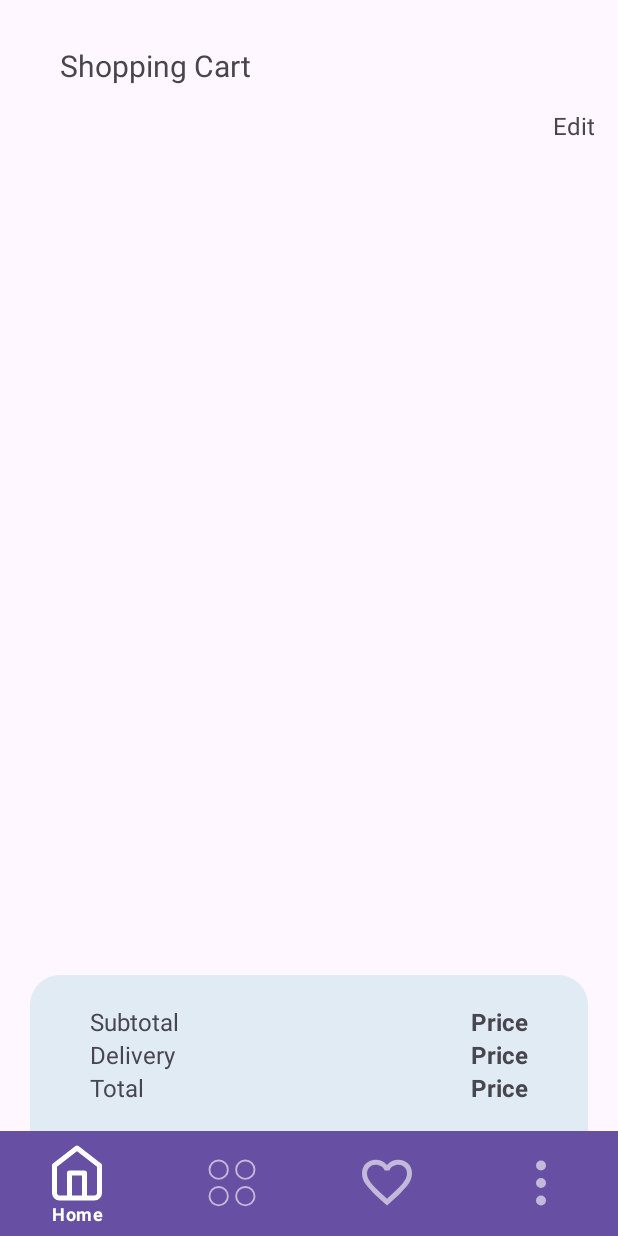
After one commit to Andrew285/ShoppingAndroidApp, an Android app: the fragment CartFragment placed in its activity, on a phone screen of 412 x 824 dp. The commit adds this screen. Run offline under Robolectric (Android 15) with nearby library versions, the phone set to English and light mode, and no system bars; 1 statement that could not run was skipped.

Commit message:
created CartFragment

```diff
--- /dev/null
+++ b/app/src/main/java/com/example/shoppingapp/view/CartFragment.kt
@@ -0,0 +1,60 @@
+package com.example.shoppingapp.view
+
+import android.os.Bundle
+import androidx.fragment.app.Fragment
+import android.view.LayoutInflater
+import android.view.View
+import android.view.ViewGroup
+import com.example.shoppingapp.R
+
+// TODO: Rename parameter arguments, choose names that match
+// the fragment initialization parameters, e.g. ARG_ITEM_NUMBER
+private const val ARG_PARAM1 = "param1"
+private const val ARG_PARAM2 = "param2"
+
+/**
+ * A simple [Fragment] subclass.
+ * Use the [CartFragment.newInstance] factory method to
+ * create an instance of this fragment.
+ */
+class CartFragment : Fragment() {
+    // TODO: Rename and change types of parameters
+    private var param1: String? = null
+    private var param2: String? = null
+
+    override fun onCreate(savedInstanceState: Bundle?) {
+        super.onCreate(savedInstanceState)
+        arguments?.let {
+            param1 = it.getString(ARG_PARAM1)
+            param2 = it.getString(ARG_PARAM2)
+        }
+    }
+
+    override fun onCreateView(
+        inflater: LayoutInflater, container: ViewGroup?,
+        savedInstanceState: Bundle?
+    ): View? {
+        // Inflate the layout for this fragment
+        return inflater.inflate(R.layout.fragment_cart, container, false)
+    }
+
+    companion object {
+        /**
+         * Use this factory method to create a new instance of
+         * this fragment using the provided parameters.
+         *
+         * @param param1 Parameter 1.
+         * @param param2 Parameter 2.
+         * @return A new instance of fragment CartFragment.
+         */
+        // TODO: Rename and change types and number of parameters
+        @JvmStatic
+        fun newInstance(param1: String, param2: String) =
+            CartFragment().apply {
+                arguments = Bundle().apply {
+                    putString(ARG_PARAM1, param1)
+                    putString(ARG_PARAM2, param2)
+                }
+            }
+    }
+}
--- a/app/src/main/java/com/example/shoppingapp/view/HomeFragment.kt
+++ b/app/src/main/java/com/example/shoppingapp/view/HomeFragment.kt
@@ -29,7 +29,12 @@ class HomeFragment : Fragment() {
         inflater: LayoutInflater, container: ViewGroup?,
         savedInstanceState: Bundle?
     ): View {
-        binding = FragmentHomeBinding.inflate(inflater,container,false);
+        binding = FragmentHomeBinding.inflate(inflater,container,false)
+
+        binding.shoppingCartImageButton.setOnClickListener{
+            parentFragmentManager.beginTransaction().replace(R.id.fragment_container, CartFragment()).commit()
+        }
+
         viewModel.uiState()
             .observe(viewLifecycleOwner, Observer { uiState ->
                 if (uiState != null) {
--- /dev/null
+++ b/app/src/main/res/drawable/cart_total_layout.xml
@@ -0,0 +1,11 @@
+<?xml version="1.0" encoding="utf-8"?>
+<selector xmlns:android="http://schemas.android.com/apk/res/android">
+    <item>
+        <shape>
+            <solid android:color="#E0EBF3"/>
+            <corners
+                android:topLeftRadius="20dp"
+                android:topRightRadius="20dp"/>
+        </shape>
+    </item>
+</selector>
--- a/app/src/main/res/layout/activity_main.xml
+++ b/app/src/main/res/layout/activity_main.xml
@@ -6,7 +6,7 @@
     android:layout_height="match_parent"
     tools:context=".MainActivity">
 
-    <FrameLayout
+    <androidx.fragment.app.FragmentContainerView
         android:id="@+id/fragment_container"
         android:layout_width="match_parent"
         android:layout_height="match_parent"
--- /dev/null
+++ b/app/src/main/res/layout/fragment_cart.xml
@@ -0,0 +1,123 @@
+<?xml version="1.0" encoding="utf-8"?>
+<LinearLayout xmlns:android="http://schemas.android.com/apk/res/android"
+    xmlns:tools="http://schemas.android.com/tools"
+    android:layout_width="match_parent"
+    android:layout_height="match_parent"
+    tools:context=".view.HomeFragment"
+    android:orientation="vertical">
+
+    <TextView
+        android:layout_width="match_parent"
+        android:layout_height="wrap_content"
+        android:text="Shopping Cart"
+        android:textSize="20sp"
+        android:layout_marginStart="40dp"
+        android:layout_marginTop="30dp"/>
+
+    <LinearLayout
+        android:layout_weight="1"
+        android:layout_width="match_parent"
+        android:layout_height="0dp"
+        android:orientation="vertical"
+        android:layout_margin="15dp">
+
+        <androidx.recyclerview.widget.RecyclerView
+            android:layout_width="match_parent"
+            android:layout_height="wrap_content"/>
+
+        <TextView
+            android:layout_width="wrap_content"
+            android:layout_height="wrap_content"
+            android:text="@string/edit_cart_list"
+            android:textSize="16sp"
+            android:layout_gravity="end"/>
+    </LinearLayout>
+
+    <LinearLayout
+        android:layout_gravity="bottom"
+        android:layout_width="match_parent"
+        android:layout_height="wrap_content"
+        android:orientation="vertical"
+        android:paddingHorizontal="20dp"
+        android:paddingVertical="20dp"
+        android:layout_marginHorizontal="20dp"
+        android:background="@drawable/cart_total_layout">
+
+        <LinearLayout
+            android:layout_width="match_parent"
+            android:layout_height="wrap_content"
+            android:layout_marginHorizontal="20dp"
+            android:orientation="horizontal">
+
+            <TextView
+                android:id="@+id/subtotal_textView"
+                android:layout_width="wrap_content"
+                android:layout_height="wrap_content"
+                android:layout_weight="1"
+                android:text="Subtotal"
+                android:textSize="16sp" />
+
+            <TextView
+                android:id="@+id/subtotalPrice_textView"
+                android:layout_width="wrap_content"
+                android:layout_height="wrap_content"
+                android:text="Price"
+                android:textSize="16sp"
+                android:textStyle="bold" />
+        </LinearLayout>
+
+
+        <LinearLayout
+            android:layout_width="match_parent"
+            android:layout_height="wrap_content"
+            android:layout_marginHorizontal="20dp"
+            android:orientation="horizontal">
+
+            <TextView
+                android:id="@+id/delivery_textView"
+                android:layout_width="0dp"
+                android:layout_height="wrap_content"
+                android:layout_weight="1"
+                android:text="@string/delivery"
+                android:textSize="16sp" />
+
+            <TextView
+                android:id="@+id/deliveryPrice_textView"
+                android:layout_width="wrap_content"
+                android:layout_height="wrap_content"
+                android:text="Price"
+                android:textSize="16sp"
+                android:textStyle="bold" />
+        </LinearLayout>
+
+
+        <LinearLayout
+            android:layout_width="match_parent"
+            android:layout_height="wrap_content"
+            android:layout_marginHorizontal="20dp"
+            android:orientation="horizontal">
+
+            <TextView
+                android:id="@+id/total_textView"
+                android:layout_width="0dp"
+                android:layout_height="wrap_content"
+                android:layout_weight="1"
+                android:text="@string/total"
+                android:textSize="16sp" />
+
+            <TextView
+                android:id="@+id/totalPrice_textView"
+                android:layout_width="wrap_content"
+                android:layout_height="wrap_content"
+                android:text="Price"
+                android:textSize="16sp"
+                android:textStyle="bold" />
+        </LinearLayout>
+
+        <Button
+            android:layout_marginTop="20dp"
+            android:layout_width="match_parent"
+            android:layout_height="wrap_content"
+            android:text="@string/proceed_to_checkout"/>
+    </LinearLayout>
+</LinearLayout>
--- a/app/src/main/res/layout/fragment_home.xml
+++ b/app/src/main/res/layout/fragment_home.xml
@@ -27,6 +27,7 @@
             app:layout_constraintTop_toTopOf="parent" />
 
         <ImageButton
+            android:id="@+id/shopping_cart_imageButton"
             android:layout_width="50dp"
             android:layout_height="50dp"
             android:layout_marginTop="10dp"
--- a/app/src/main/res/values/strings.xml
+++ b/app/src/main/res/values/strings.xml
@@ -22,4 +22,8 @@
     <string name="shop">Shop</string>
     <string name="by_category">By Category</string>
     <string name="category_name">Category Name</string>
+    <string name="edit_cart_list">Edit</string>
+    <string name="delivery">Delivery</string>
+    <string name="total">Total</string>
+    <string name="proceed_to_checkout">Proceed To Checkout</string>
 </resources>
```
